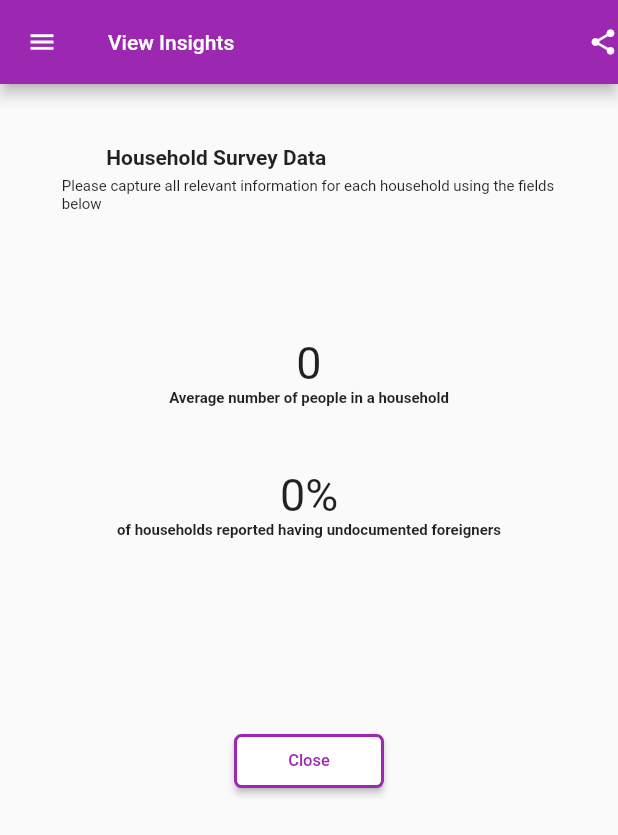
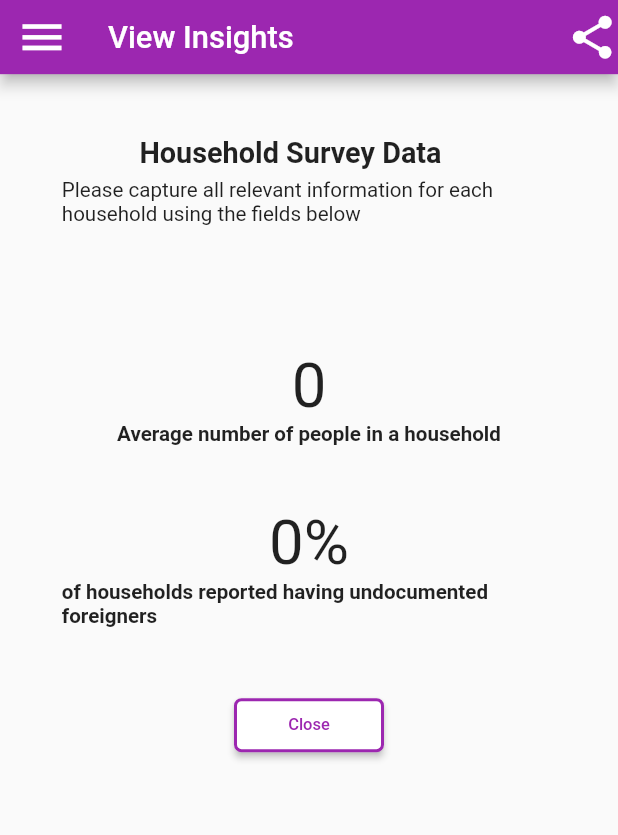
Before and after one commit to GlenReiseMalesa/survey-recording-system-flutter-mysql, a Flutter app: the screen it shows after launch, after a tap on "FIND OUT MORE", on a phone screen of 412 x 824 dp. Shown: the top 835 px of the screen. Run offline on Flutter 3.47's test engine with Material 2 defaults, Android fonts, the phone set to English and light mode, and no system bars; our stand-ins replace sizer; missing offline and left inert: dart:html; network calls fail.

Commit message:
finished products

```diff
--- a/lib/dashboard.dart
+++ b/lib/dashboard.dart
@@ -8,6 +8,7 @@ import 'package:sand_survey/insight.dart';
 import 'package:sand_survey/survey.dart';
 
 import 'package:http/http.dart' as http;
+import 'package:sizer/sizer.dart';
 
 class dashboard extends StatefulWidget {
   const dashboard({Key? key}) : super(key: key);
@@ -29,17 +30,19 @@ class _dashboardState extends State<dashboard> {
     int nHouseHoldsWithForeigners = 0;
     nPeople = 0;
 
+    int nP = 0;
+
     for (var word in data['result']) {
       String strName = word['name'];
       String strIsForeigner = word['foreigner'];
       String strPerson = word['person'];
 
       //the total number of people in all residences
-      nPeople += int.parse(strPerson);
+      nP += int.parse(strPerson);
     }
 
     setState(() {
-      nPeople = nPeople;
+      nPeople = nP;
     });
     return null;
   }
@@ -71,27 +74,28 @@ class _dashboardState extends State<dashboard> {
   Widget build(BuildContext context) {
     return Scaffold(
       appBar: AppBar(
+        toolbarHeight: 6.h,
         leading: Icon(
           Icons.menu,
           color: Colors.white,
-          size: 20,
+          size: 25.0.sp,
         ),
         title: Text("Dashboard",
             style: TextStyle(
-              fontSize: 14,
+              fontSize: 15.0.sp,
             )),
         actions: [
           Icon(
             Icons.notifications,
             color: Colors.white,
-            size: 20,
+            size: 25.0.sp,
           )
         ],
       ),
       body: Container(
-        height: MediaQuery.of(context).size.height * 0.44,
-        width: MediaQuery.of(context).size.width * 0.8,
-        margin: EdgeInsets.all(MediaQuery.of(context).size.width * 0.1),
+        height: 60.0.h,
+        width: 90.0.w,
+        margin: EdgeInsets.only(left: 10.w, right: 10.w, top: 5.h, bottom: 5.h),
         color: Colors.white70,
         child: Column(
           //working on the main thing
@@ -100,23 +104,24 @@ class _dashboardState extends State<dashboard> {
               //this is the first stuff in the
               children: [
                 Container(
-                  margin: EdgeInsets.all(5),
-                  child: Icon(Icons.portrait_rounded, size: 30),
+                  margin: EdgeInsets.all(5.sp),
+                  child: Icon(Icons.portrait_rounded, size: 25.0.sp),
                 ),
                 Container(
-                  margin: EdgeInsets.all(10),
+                  margin: EdgeInsets.all(10.sp),
                   child: Column(children: [
                     Text(
                       "Data Overview",
                       style: TextStyle(
-                        fontSize: 14,
+                        fontSize: 14.sp,
                         fontWeight: FontWeight.bold,
                       ),
                     ),
                     Text(
                       "Completed Surveys",
                       style: TextStyle(
-                          fontSize: 11, color: Color.fromRGBO(0, 0, 0, 0.87)),
+                          fontSize: 11.sp,
+                          color: Color.fromRGBO(0, 0, 0, 0.87)),
                     ),
                   ]),
                 ),
@@ -125,47 +130,43 @@ class _dashboardState extends State<dashboard> {
             //totals and dates
             Row(children: [
               Container(
-                margin:
-                    EdgeInsets.all(MediaQuery.of(context).size.height * 0.05),
+                margin: EdgeInsets.all(10.sp),
                 child: Column(
                   children: [
                     Text(
                       nSurveysTaken,
                       style: TextStyle(
-                        fontSize: 45,
+                        fontSize: 45.sp,
                       ),
                     ),
                     Text(
                       "Last 7 Days",
                       style: TextStyle(
-                        fontSize: 11,
+                        fontSize: 11.sp,
                       ),
                     )
                   ],
                 ),
               ),
               Container(
-                margin: EdgeInsets.only(
-                  left: MediaQuery.of(context).size.width * 0.15,
-                  top: MediaQuery.of(context).size.height * 0.03,
-                ),
+                margin: EdgeInsets.only(left: 45.sp, top: 3.sp, right: 3.sp),
                 child: Column(
                   children: [
                     Text(
                       nPeople.toString(),
                       style: TextStyle(
-                        fontSize: 35,
+                        fontSize: 35.sp,
                       ),
                     ),
-                    Text("Total", style: TextStyle(fontSize: 10))
+                    Text("Total", style: TextStyle(fontSize: 10.sp))
                   ],
                 ),
               ),
             ]),
             Container(
               margin: EdgeInsets.only(
-                right: 110,
-                top: 30,
+                right: 40.w,
+                top: 10.h,
               ),
               child: FlatButton(
                 onPressed: () => {
@@ -173,7 +174,7 @@ class _dashboardState extends State<dashboard> {
                       MaterialPageRoute(builder: (context) => insight())),
                 },
                 child: Text("FIND OUT MORE",
-                    style: TextStyle(fontSize: 11, color: Colors.purple)),
+                    style: TextStyle(fontSize: 11.sp, color: Colors.purple)),
               ),
             ),
           ],
@@ -184,7 +185,10 @@ class _dashboardState extends State<dashboard> {
         onPressed: () => {
           Navigator.push(
                   context, MaterialPageRoute(builder: (context) => survey()))
-              .then((value) => getData())
+              .then((value) {
+            getData();
+            getLast7DaysData();
+          })
         },
         child: Icon(Icons.add, size: 20),
       ),
--- a/lib/insight.dart
+++ b/lib/insight.dart
@@ -2,6 +2,7 @@ import 'package:flutter/material.dart';
 import 'package:http/http.dart' as http;
 import 'dart:convert';
 import 'dart:async';
+import 'package:sizer/sizer.dart';
 
 class insight extends StatefulWidget {
   const insight({Key? key}) : super(key: key);
@@ -63,46 +64,47 @@ class _insightState extends State<insight> {
     getData();
     return Scaffold(
       appBar: AppBar(
+        toolbarHeight: 6.h,
         leading: Icon(
           Icons.menu,
           color: Colors.white,
-          size: 20,
+          size: 25.sp,
         ),
         title: Text("View Insights",
             style: TextStyle(
-              fontSize: 14,
+              fontSize: 15.sp,
             )),
         actions: [
           Icon(
             Icons.share,
             color: Colors.white,
-            size: 20,
+            size: 25.sp,
           )
         ],
       ),
       body: Container(
-        height: MediaQuery.of(context).size.height * 0.9,
-        width: MediaQuery.of(context).size.width * 0.9,
-        margin: EdgeInsets.all(MediaQuery.of(context).size.width * 0.1),
+        height: 90.h,
+        width: 90.w,
+        margin: EdgeInsets.only(left: 10.w, right: 10.w, top: 5.h),
         child: Column(
           children: [
             Container(
               margin: EdgeInsets.only(
-                right: MediaQuery.of(context).size.width * 0.3,
+                right: 3.h,
                 bottom: 5,
               ),
               child: Text(
                 "Household Survey Data",
                 style: TextStyle(
-                  fontSize: 14,
+                  fontSize: 14.sp,
                   fontWeight: FontWeight.bold,
                 ),
               ),
             ),
             Text(
               "Please capture all relevant information for each household using the fields below",
-              style:
-                  TextStyle(fontSize: 10, color: Color.fromRGBO(0, 0, 0, 0.87)),
+              style: TextStyle(
+                  fontSize: 10.sp, color: Color.fromRGBO(0, 0, 0, 0.87)),
             ),
             Container(
               margin: EdgeInsets.only(
@@ -112,31 +114,29 @@ class _insightState extends State<insight> {
                   new Text(
                     avePeople.toString(),
                     style: TextStyle(
-                      fontSize: 30,
+                      fontSize: 30.sp,
                     ),
                   ),
                   Text("Average number of people in a household",
-                      style:
-                          TextStyle(fontSize: 10, fontWeight: FontWeight.bold)),
+                      style: TextStyle(
+                          fontSize: 10.sp, fontWeight: FontWeight.bold)),
                   Container(
-                    margin: EdgeInsets.only(
-                        top: MediaQuery.of(context).size.height * 0.05),
+                    margin: EdgeInsets.only(top: 5.h),
                     child: Text(
                       percentageHouseholdsIsForeign.toString() + "%",
                       style: TextStyle(
-                        fontSize: 30,
+                        fontSize: 30.sp,
                       ),
                     ),
                   ),
                   Text("of households reported having undocumented foreigners",
-                      style:
-                          TextStyle(fontSize: 10, fontWeight: FontWeight.bold))
+                      style: TextStyle(
+                          fontSize: 10.sp, fontWeight: FontWeight.bold))
                 ],
               ),
             ),
             Container(
-              margin: EdgeInsets.only(
-                  top: MediaQuery.of(context).size.height * 0.15),
+              margin: EdgeInsets.only(top: 5.h),
               child: ElevatedButton(
                   style: ElevatedButton.styleFrom(
                       fixedSize: Size(100, 20),
--- a/lib/main.dart
+++ b/lib/main.dart
@@ -1,5 +1,6 @@
 import 'package:flutter/material.dart';
 import 'package:sand_survey/dashboard.dart';
+import 'package:sizer/sizer.dart';
 
 void main() {
   runApp(MyApp());
@@ -9,6 +10,7 @@ class MyApp extends StatelessWidget {
   // This widget is the root of your application.
   @override
   Widget build(BuildContext context) {
+    return Sizer(builder: (context, orientation, deviceType) {
       return MaterialApp(
         title: 'Flutter Demo',
         theme: ThemeData(
@@ -16,5 +18,6 @@ class MyApp extends StatelessWidget {
         ),
         home: dashboard(),
       );
+    });
   }
 }
--- a/pubspec.yaml
+++ b/pubspec.yaml
@@ -25,6 +25,7 @@ dependencies:
   flutter:
     sdk: flutter
   http: ^0.13.3
+  sizer: ^2.0.13
 
 dev_dependencies:
   flutter_test:
```
Also changed, not shown: lib/survey.dart (+20 -18 lines), pubspec.lock, 8 other files. Lines whose indentation alone changed are shown as unchanged.
